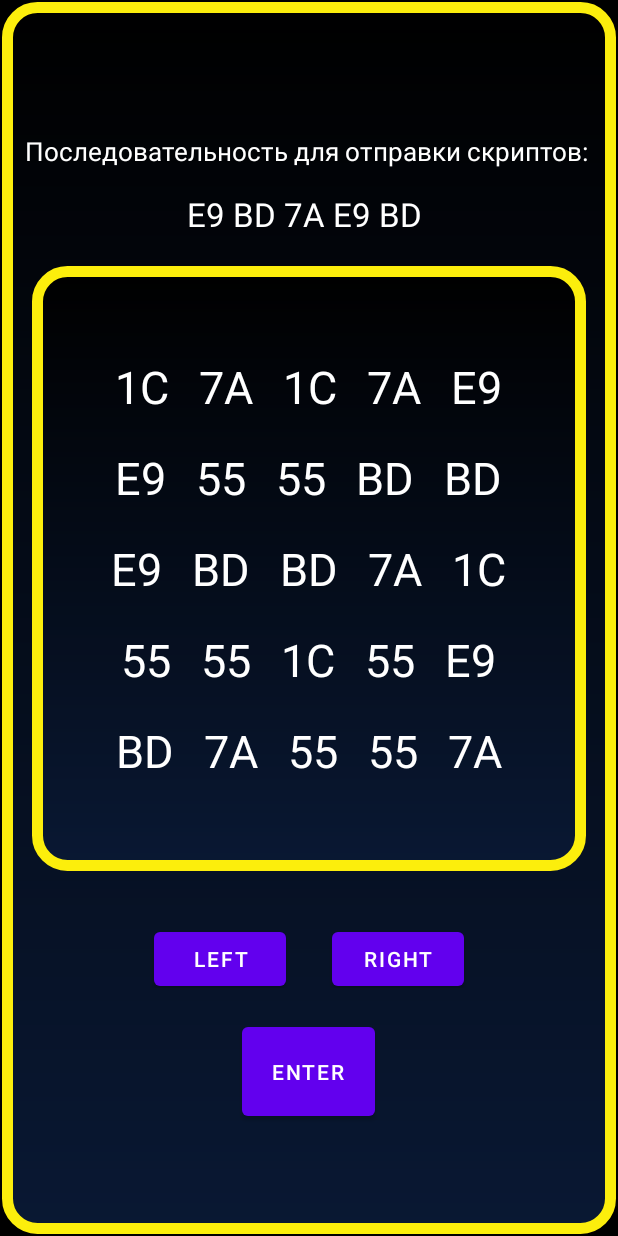
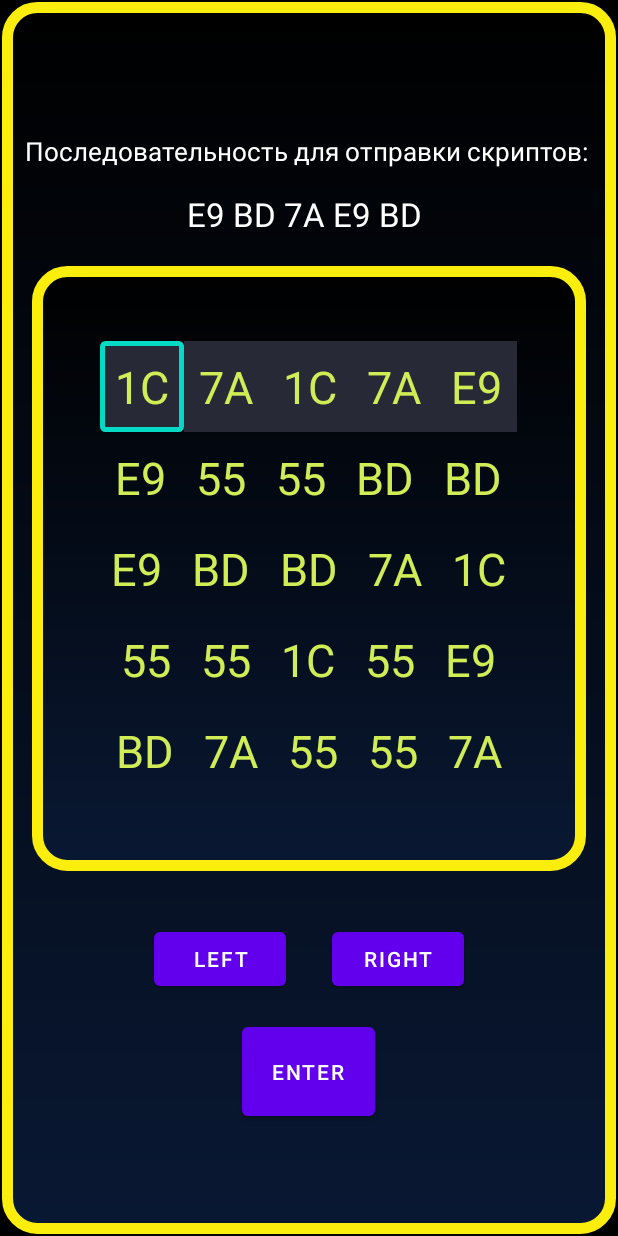
Before and after one commit to LevRostt/VisualNovel, an Android app: the MiniGameActivity screen opened directly, with no data from a screen before it, on a phone screen of 412 x 824 dp. Run offline under Robolectric (Android 15) with nearby library versions, the light colour scheme and no system bars.

Commit message:
Demo version of mini-game created. Need to fix some visual problems, and add some features

```diff
--- a/app/src/main/java/com/example/visualnovel/ui/MiniGameActivity.java
+++ b/app/src/main/java/com/example/visualnovel/ui/MiniGameActivity.java
@@ -1,5 +1,7 @@
 package com.example.visualnovel.ui;
 
+import android.content.Intent;
+import android.graphics.drawable.Drawable;
 import android.os.Bundle;
 import android.view.View;
 import android.widget.TextView;
@@ -10,20 +12,43 @@ import com.example.visualnovel.MiniGame;
 import com.example.visualnovel.R;
 import com.example.visualnovel.databinding.MinigameLayoutBinding;
 
+import org.w3c.dom.Text;
+
 public class MiniGameActivity extends AppCompatActivity {
 
     private MiniGame game;
     private MinigameLayoutBinding mBinding;
+    private int endOfGame; //0 - Нейтральное состояние / -1 - Конец - проигрыш / 1 - Конец - победа
 
     private void updateScreen(){
         for (int i = 0; i < 5; i++){
             for (int j = 0; j < 5; j++){
                 int resId = getResources().getIdentifier("tab" + i + "" + j, "id", getPackageName());
-                TextView tab = findViewById(resId);
-                tab.setText(game.getMatrix(i,j));
+                TextView vE = findViewById(resId); // viewElemet
+                vE.setText(game.getMatrix(i,j));
+                vE.setBackground(getDrawable(R.drawable.empty));
             }
         }
 
+        int x = game.getxCoords();
+        int y = game.getyCoords();
+        if (game.getOrientation() == 0){
+            for (int i = 0; i < 5; i++){
+                int resId = getResources().getIdentifier("tab" + x + "" + i, "id", getPackageName());
+                TextView vE = findViewById(resId);
+                vE.setBackgroundColor(getColor(R.color.hack_green_bg));
+            }
+        }
+        else{
+            for (int i = 0; i < 5; i++){
+                int resId = getResources().getIdentifier("tab" + i + "" + y, "id", getPackageName());
+                TextView vE = findViewById(resId);
+                vE.setBackgroundColor(getColor(R.color.hack_green_bg));
+            }
+        }
+        int resId = getResources().getIdentifier("tab"+x+""+y, "id", getPackageName());
+        TextView choisen = findViewById(resId);
+        choisen.setBackground(getDrawable(R.drawable.border_choisen));
         mBinding.combination.setText(game.getCombination());
     }
 
@@ -35,6 +60,69 @@ public class MiniGameActivity extends AppCompatActivity {
         game = new MiniGame();
         updateScreen();
 
+        mBinding.Enter.setOnClickListener(View -> {
+
+            endOfGame = game.pushCheck();
+
+            if (endOfGame == 0){
+                if (game.getOrientation() == 0){
+                    mBinding.up.setVisibility(android.view.View.GONE);
+                    mBinding.down.setVisibility(android.view.View.GONE);
+                    mBinding.left.setVisibility(android.view.View.VISIBLE);
+                    mBinding.right.setVisibility(android.view.View.VISIBLE);
+                }
+                else{
+                    mBinding.up.setVisibility(android.view.View.VISIBLE);
+                    mBinding.down.setVisibility(android.view.View.VISIBLE);
+                    mBinding.left.setVisibility(android.view.View.GONE);
+                    mBinding.right.setVisibility(android.view.View.GONE);
+                }
+            }
+            else if (endOfGame == 1){
+                Intent i = new Intent();
+                i.putExtra("res", 1);
+                setResult(2, i);
+                finish();
+            }
+            else {
+                Intent i = new Intent();
+                i.putExtra("res", 0);
+                setResult(2, i);
+                finish();
+            }
+
+            updateScreen();
+
+        });
+
+        mBinding.left.setOnClickListener(View -> {
+
+            game.setyCoords(-1);
+
+            updateScreen();
+
+        });
+        mBinding.right.setOnClickListener(View -> {
+
+            game.setyCoords(1);
+
+            updateScreen();
+
+        });
+        mBinding.up.setOnClickListener(View -> {
+
+            game.setxCoords(-1);
+
+            updateScreen();
+
+        });
+        mBinding.down.setOnClickListener(View -> {
+
+            game.setxCoords(1);
+
+            updateScreen();
+
+        });
     }
 
 }
--- /dev/null
+++ b/app/src/main/res/drawable/empty.xml
@@ -0,0 +1,4 @@
+<?xml version="1.0" encoding="utf-8"?>
+<shape xmlns:android="http://schemas.android.com/apk/res/android"
+    android:shape="rectangle">
+</shape>
--- a/app/src/main/res/layout/minigame_layout.xml
+++ b/app/src/main/res/layout/minigame_layout.xml
@@ -56,7 +56,7 @@
                             android:layout_width="wrap_content"
                             android:layout_height="wrap_content"
                             android:text="55"
-                            android:textColor="@color/white"
+                            android:textColor="@color/hack_green"
                             android:textSize="30dp"/>
 
                         <TextView
@@ -65,7 +65,7 @@
                             android:layout_width="wrap_content"
                             android:layout_height="wrap_content"
                             android:text="55"
-                            android:textColor="@color/white"
+                            android:textColor="@color/hack_green"
                             android:textSize="30dp"/>
 
                         <TextView
@@ -74,7 +74,7 @@
                             android:layout_width="wrap_content"
                             android:layout_height="wrap_content"
                             android:text="55"
-                            android:textColor="@color/white"
+                            android:textColor="@color/hack_green"
                             android:textSize="30dp"/>
 
                         <TextView
@@ -83,7 +83,7 @@
                             android:layout_width="wrap_content"
                             android:layout_height="wrap_content"
                             android:text="55"
-                            android:textColor="@color/white"
+                            android:textColor="@color/hack_green"
                             android:textSize="30dp"/>
 
                         <TextView
@@ -92,7 +92,7 @@
                             android:layout_width="wrap_content"
                             android:layout_height="wrap_content"
                             android:text="55"
-                            android:textColor="@color/white"
+                            android:textColor="@color/hack_green"
                             android:textSize="30dp"/>
 
                     </LinearLayout>
@@ -107,7 +107,7 @@
                             android:layout_width="wrap_content"
                             android:layout_height="wrap_content"
                             android:text="55"
-                            android:textColor="@color/white"
+                            android:textColor="@color/hack_green"
                             android:textSize="30dp"/>
 
                         <TextView
@@ -116,7 +116,7 @@
                             android:layout_width="wrap_content"
                             android:layout_height="wrap_content"
                             android:text="55"
-                            android:textColor="@color/white"
+                            android:textColor="@color/hack_green"
                             android:textSize="30dp"/>
 
                         <TextView
@@ -125,7 +125,7 @@
                             android:layout_width="wrap_content"
                             android:layout_height="wrap_content"
                             android:text="55"
-                            android:textColor="@color/white"
+                            android:textColor="@color/hack_green"
                             android:textSize="30dp"/>
 
                         <TextView
@@ -134,7 +134,7 @@
                             android:layout_width="wrap_content"
                             android:layout_height="wrap_content"
                             android:text="55"
-                            android:textColor="@color/white"
+                            android:textColor="@color/hack_green"
                             android:textSize="30dp"/>
 
                         <TextView
@@ -143,7 +143,7 @@
                             android:layout_width="wrap_content"
                             android:layout_height="wrap_content"
                             android:text="55"
-                            android:textColor="@color/white"
+                            android:textColor="@color/hack_green"
                             android:textSize="30dp"/>
 
                     </LinearLayout>
@@ -158,7 +158,7 @@
                             android:layout_width="wrap_content"
                             android:layout_height="wrap_content"
                             android:text="55"
-                            android:textColor="@color/white"
+                            android:textColor="@color/hack_green"
                             android:textSize="30dp"/>
                         <TextView
                             android:id="@+id/tab21"
@@ -166,7 +166,7 @@
                             android:layout_width="wrap_content"
                             android:layout_height="wrap_content"
                             android:text="55"
-                            android:textColor="@color/white"
+                            android:textColor="@color/hack_green"
                             android:textSize="30dp"/>
                         <TextView
                             android:id="@+id/tab22"
@@ -174,7 +174,7 @@
                             android:layout_width="wrap_content"
                             android:layout_height="wrap_content"
                             android:text="55"
-                            android:textColor="@color/white"
+                            android:textColor="@color/hack_green"
                             android:textSize="30dp"/>
                         <TextView
                             android:id="@+id/tab23"
@@ -182,7 +182,7 @@
                             android:layout_width="wrap_content"
                             android:layout_height="wrap_content"
                             android:text="55"
-                            android:textColor="@color/white"
+                            android:textColor="@color/hack_green"
                             android:textSize="30dp"/>
                         <TextView
                             android:id="@+id/tab24"
@@ -190,7 +190,7 @@
                             android:layout_width="wrap_content"
                             android:layout_height="wrap_content"
                             android:text="55"
-                            android:textColor="@color/white"
+                            android:textColor="@color/hack_green"
                             android:textSize="30dp"/>
                     </LinearLayout>
 
@@ -205,7 +205,7 @@
                             android:layout_width="wrap_content"
                             android:layout_height="wrap_content"
                             android:text="55"
-                            android:textColor="@color/white"
+                            android:textColor="@color/hack_green"
                             android:textSize="30dp"/>
                         <TextView
                             android:id="@+id/tab31"
@@ -213,7 +213,7 @@
                             android:layout_width="wrap_content"
                             android:layout_height="wrap_content"
                             android:text="55"
-                            android:textColor="@color/white"
+                            android:textColor="@color/hack_green"
                             android:textSize="30dp"/>
                         <TextView
                             android:id="@+id/tab32"
@@ -221,7 +221,7 @@
                             android:layout_width="wrap_content"
                             android:layout_height="wrap_content"
                             android:text="55"
-                            android:textColor="@color/white"
+                            android:textColor="@color/hack_green"
                             android:textSize="30dp"/>
                         <TextView
                             android:id="@+id/tab33"
@@ -229,7 +229,7 @@
                             android:layout_width="wrap_content"
                             android:layout_height="wrap_content"
                             android:text="55"
-                            android:textColor="@color/white"
+                            android:textColor="@color/hack_green"
                             android:textSize="30dp"/>
                         <TextView
                             android:id="@+id/tab34"
@@ -237,7 +237,7 @@
                             android:layout_width="wrap_content"
                             android:layout_height="wrap_content"
                             android:text="55"
-                            android:textColor="@color/white"
+                            android:textColor="@color/hack_green"
                             android:textSize="30dp"/>
                     </LinearLayout>
                     <LinearLayout
@@ -251,7 +251,7 @@
                             android:layout_width="wrap_content"
                             android:layout_height="wrap_content"
                             android:text="55"
-                            android:textColor="@color/white"
+                            android:textColor="@color/hack_green"
                             android:textSize="30dp"/>
                         <TextView
                             android:id="@+id/tab41"
@@ -259,7 +259,7 @@
                             android:layout_width="wrap_content"
                             android:layout_height="wrap_content"
                             android:text="55"
-                            android:textColor="@color/white"
+                            android:textColor="@color/hack_green"
                             android:textSize="30dp"/>
                         <TextView
                             android:id="@+id/tab42"
@@ -267,7 +267,7 @@
                             android:layout_width="wrap_content"
                             android:layout_height="wrap_content"
                             android:text="55"
-                            android:textColor="@color/white"
+                            android:textColor="@color/hack_green"
                             android:textSize="30dp"/>
                         <TextView
                             android:id="@+id/tab43"
@@ -275,7 +275,7 @@
                             android:layout_width="wrap_content"
                             android:layout_height="wrap_content"
                             android:text="55"
-                            android:textColor="@color/white"
+                            android:textColor="@color/hack_green"
                             android:textSize="30dp"/>
                         <TextView
                             android:id="@+id/tab44"
@@ -283,7 +283,7 @@
                             android:layout_width="wrap_content"
                             android:layout_height="wrap_content"
                             android:text="55"
-                            android:textColor="@color/white"
+                            android:textColor="@color/hack_green"
                             android:textSize="30dp"/>
                     </LinearLayout>
                 </LinearLayout>
```
Also changed, not shown: app/src/main/java/com/example/visualnovel/MiniGame.java (+77 -2 lines), app/src/main/java/com/example/visualnovel/ui/MainActivity.java (+12 -3 lines).
